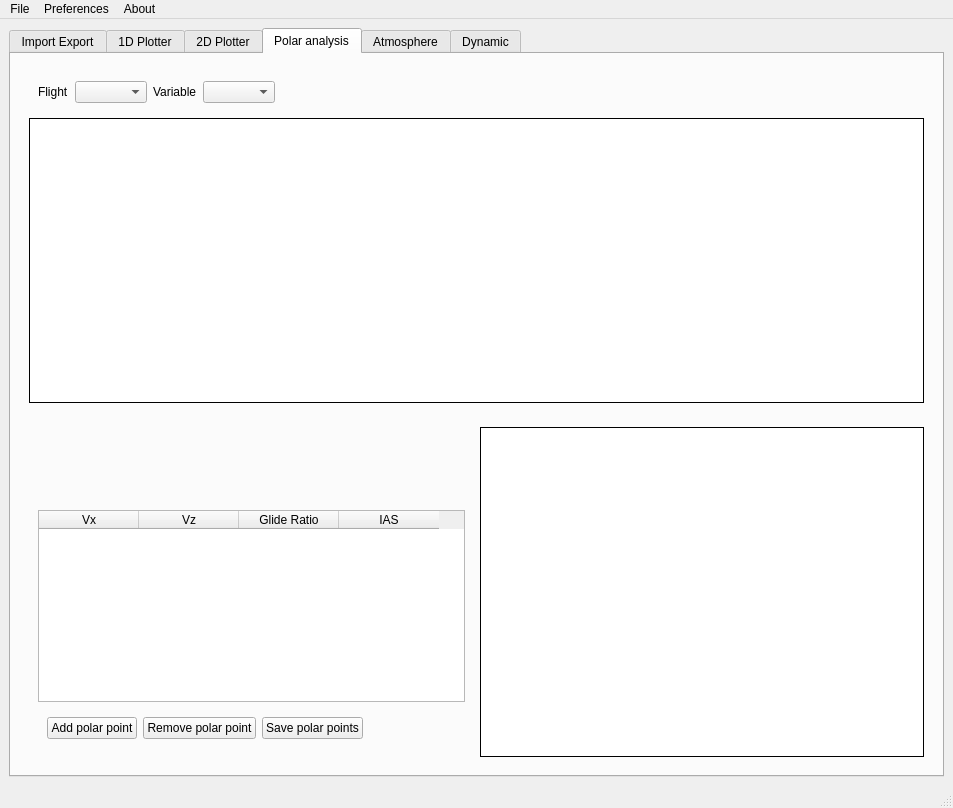
Above: src/gui/mainwindow.ui from TheGoodWeather/Vector-Vario-Analyzer before the change. Below: the same form after it.
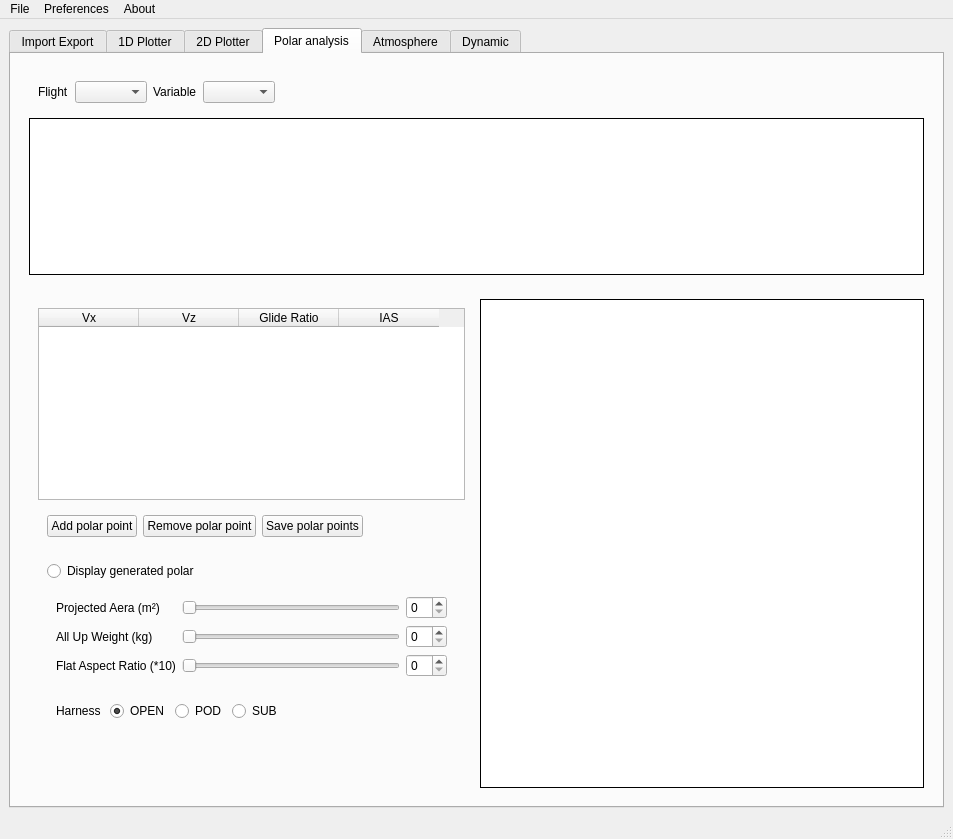
That is the form after the change. The open tabs and pages were chosen to show the change. Custom widgets are drawn as their Qt base class.

Commit message: Ajout des couches OpenTopo sur le plot 2D. Reste quelques réglages à faire. Debut de conception pour la polaire générée

The edit to the form file:
```diff
--- a/src/gui/mainwindow.ui
+++ b/src/gui/mainwindow.ui
@@ -7,7 +7,7 @@
     <x>0</x>
     <y>0</y>
     <width>953</width>
-    <height>808</height>
+    <height>839</height>
    </rect>
   </property>
   <property name="windowTitle">
@@ -728,7 +728,7 @@
            <item>
             <widget class="PlotWidget" name="graph_tabpolar_timeserie">
              <property name="sizePolicy">
-              <sizepolicy hsizetype="MinimumExpanding" vsizetype="Expanding">
+              <sizepolicy hsizetype="Expanding" vsizetype="Expanding">
                <horstretch>0</horstretch>
                <verstretch>0</verstretch>
               </sizepolicy>
@@ -777,19 +777,6 @@
               </sizepolicy>
              </property>
              <layout class="QVBoxLayout" name="verticalLayout_13">
-              <item>
-               <spacer name="verticalSpacer_2">
-                <property name="orientation">
-                 <enum>Qt::Vertical</enum>
-                </property>
-                <property name="sizeHint" stdset="0">
-                 <size>
-                  <width>20</width>
-                  <height>40</height>
-                 </size>
-                </property>
-               </spacer>
-              </item>
               <item>
                <widget class="QTableWidget" name="tableView_polar_points">
                 <property name="sizePolicy">
@@ -866,6 +853,151 @@
                 </layout>
                </widget>
               </item>
+              <item>
+               <widget class="QWidget" name="widget_17" native="true">
+                <property name="sizePolicy">
+                 <sizepolicy hsizetype="Minimum" vsizetype="Minimum">
+                  <horstretch>0</horstretch>
+                  <verstretch>0</verstretch>
+                 </sizepolicy>
+                </property>
+                <layout class="QVBoxLayout" name="verticalLayout_18">
+                 <item>
+                  <widget class="QRadioButton" name="radioButton_display_generated_polar">
+                   <property name="text">
+                    <string>Display generated polar</string>
+                   </property>
+                  </widget>
+                 </item>
+                 <item>
+                  <widget class="QWidget" name="widget_20" native="true">
+                   <property name="sizePolicy">
+                    <sizepolicy hsizetype="Minimum" vsizetype="Minimum">
+                     <horstretch>0</horstretch>
+                     <verstretch>0</verstretch>
+                    </sizepolicy>
+                   </property>
+                   <layout class="QGridLayout" name="gridLayout_2">
+                    <item row="0" column="0">
+                     <widget class="QLabel" name="label_12">
+                      <property name="text">
+                       <string>Projected Aera (m²)</string>
+                      </property>
+                     </widget>
+                    </item>
+                    <item row="1" column="0">
+                     <widget class="QLabel" name="label_13">
+                      <property name="text">
+                       <string>All Up Weight (kg)</string>
+                      </property>
+                     </widget>
+                    </item>
+                    <item row="0" column="1">
+                     <widget class="QSlider" name="horizontalSlider_sproj">
+                      <property name="orientation">
+                       <enum>Qt::Horizontal</enum>
+                      </property>
+                     </widget>
+                    </item>
+                    <item row="1" column="1">
+                     <widget class="QSlider" name="horizontalSlider_auw">
+                      <property name="orientation">
+                       <enum>Qt::Horizontal</enum>
+                      </property>
+                     </widget>
+                    </item>
+                    <item row="2" column="0">
+                     <widget class="QLabel" name="label_14">
+                      <property name="text">
+                       <string>Flat Aspect Ratio (*10)</string>
+                      </property>
+                     </widget>
+                    </item>
+                    <item row="2" column="1">
+                     <widget class="QSlider" name="horizontalSlider_ar">
+                      <property name="orientation">
+                       <enum>Qt::Horizontal</enum>
+                      </property>
+                     </widget>
+                    </item>
+                    <item row="1" column="2">
+                     <widget class="QSpinBox" name="spinBox_auw"/>
+                    </item>
+                    <item row="0" column="2">
+                     <widget class="QSpinBox" name="spinBox_sproj"/>
+                    </item>
+                    <item row="2" column="2">
+                     <widget class="QSpinBox" name="spinBox_ar"/>
+                    </item>
+                   </layout>
+                  </widget>
+                 </item>
+                 <item>
+                  <widget class="QWidget" name="widget_21" native="true">
+                   <layout class="QHBoxLayout" name="horizontalLayout_12">
+                    <item>
+                     <widget class="QLabel" name="label_15">
+                      <property name="text">
+                       <string>Harness </string>
+                      </property>
+                     </widget>
+                    </item>
+                    <item>
+                     <widget class="QRadioButton" name="radioButton_harness_open">
+                      <property name="text">
+                       <string>OPEN</string>
+                      </property>
+                      <property name="checked">
+                       <bool>true</bool>
+                      </property>
+                     </widget>
+                    </item>
+                    <item>
+                     <widget class="QRadioButton" name="radioButton_harness_pod">
+                      <property name="text">
+                       <string>POD</string>
+                      </property>
+                     </widget>
+                    </item>
+                    <item>
+                     <widget class="QRadioButton" name="radioButton_harness_sub">
+                      <property name="text">
+                       <string>SUB</string>
+                      </property>
+                     </widget>
+                    </item>
+                    <item>
+                     <spacer name="horizontalSpacer">
+                      <property name="orientation">
+                       <enum>Qt::Horizontal</enum>
+                      </property>
+                      <property name="sizeHint" stdset="0">
+                       <size>
+                        <width>40</width>
+                        <height>20</height>
+                       </size>
+                      </property>
+                     </spacer>
+                    </item>
+                   </layout>
+                  </widget>
+                 </item>
+                 <item>
+                  <spacer name="verticalSpacer_2">
+                   <property name="orientation">
+                    <enum>Qt::Vertical</enum>
+                   </property>
+                   <property name="sizeHint" stdset="0">
+                    <size>
+                     <width>20</width>
+                     <height>40</height>
+                    </size>
+                   </property>
+                  </spacer>
+                 </item>
+                </layout>
+               </widget>
+              </item>
              </layout>
             </widget>
            </item>
```
Left out of the diff: 2 changed lines with no effect on the pictures. The commit also changes 14 other files.
